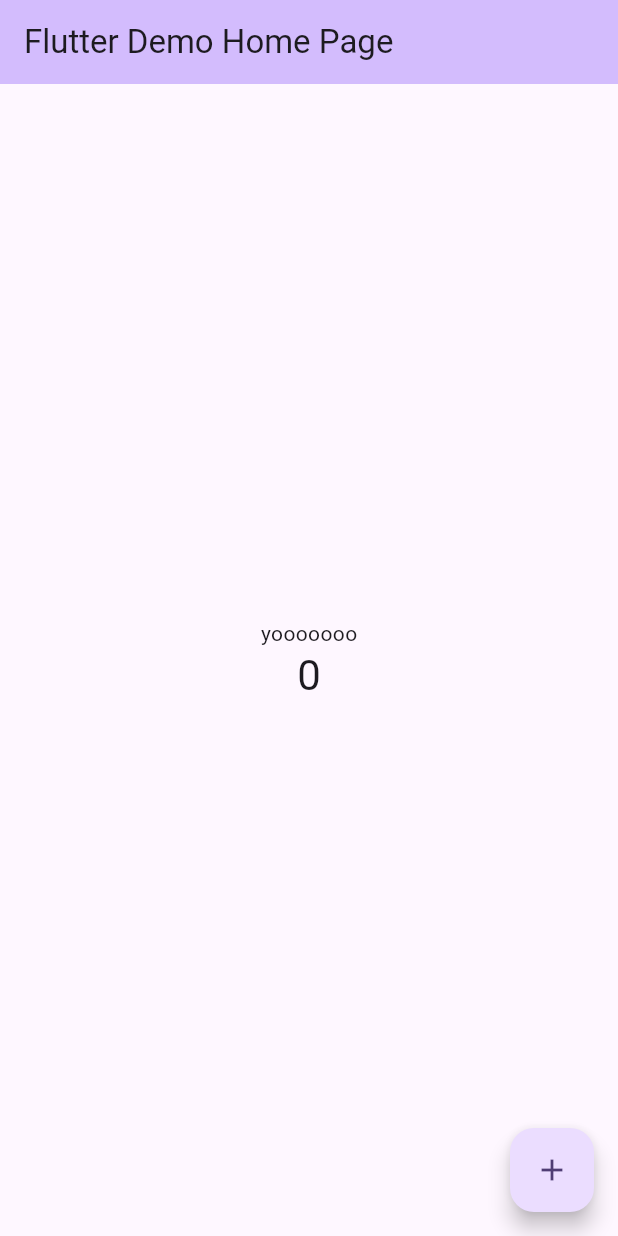
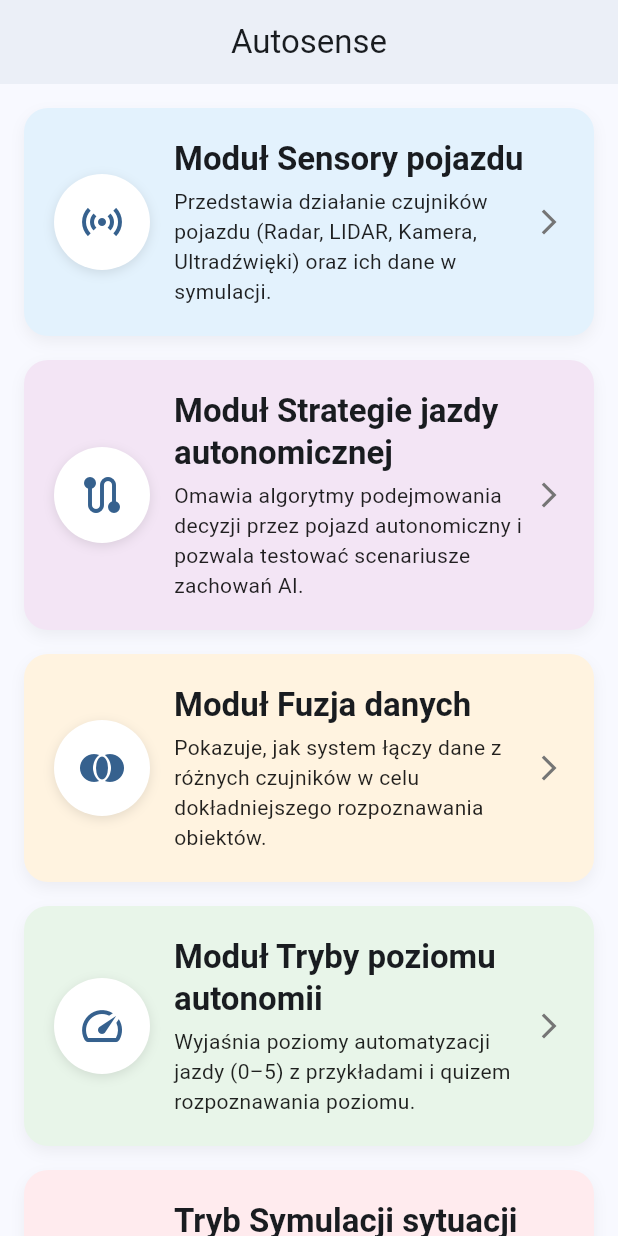
Before and after one commit to sqrasdf/inzynierka, a Flutter app: the screen it shows after launch, on a phone screen of 412 x 824 dp. Run offline on Flutter 3.47's test engine with Material 3 defaults, Android fonts, the phone set to English and light mode, and no system bars.

Commit message:
add home page view

```diff
--- a/lib/main.dart
+++ b/lib/main.dart
@@ -7,116 +7,171 @@ void main() {
 class MyApp extends StatelessWidget {
   const MyApp({super.key});
 
-  // This widget is the root of your application.
   @override
   Widget build(BuildContext context) {
     return MaterialApp(
-      title: 'Flutter Demo',
+      title: 'Aplikacja edukacyjna',
       theme: ThemeData(
-        // This is the theme of your application.
-        //
-        // TRY THIS: Try running your application with "flutter run". You'll see
-        // the application has a purple toolbar. Then, without quitting the app,
-        // try changing the seedColor in the colorScheme below to Colors.green
-        // and then invoke "hot reload" (save your changes or press the "hot
-        // reload" button in a Flutter-supported IDE, or press "r" if you used
-        // the command line to start the app).
-        //
-        // Notice that the counter didn't reset back to zero; the application
-        // state is not lost during the reload. To reset the state, use hot
-        // restart instead.
-        //
-        // This works for code too, not just values: Most code changes can be
-        // tested with just a hot reload.
-        colorScheme: ColorScheme.fromSeed(seedColor: Colors.deepPurple),
+        colorScheme: ColorScheme.fromSeed(seedColor: Colors.blue),
+        useMaterial3: true
       ),
-      home: const MyHomePage(title: 'Flutter Demo Home Page'),
+      home: const HomePage(),
+      debugShowCheckedModeBanner: false,
     );
   }
 }
 
-class MyHomePage extends StatefulWidget {
-  const MyHomePage({super.key, required this.title});
+class HomePage extends StatelessWidget {
+  const HomePage({super.key});
 
-  // This widget is the home page of your application. It is stateful, meaning
-  // that it has a State object (defined below) that contains fields that affect
-  // how it looks.
-
-  // This class is the configuration for the state. It holds the values (in this
-  // case the title) provided by the parent (in this case the App widget) and
-  // used by the build method of the State. Fields in a Widget subclass are
-  // always marked "final".
-
-  final String title;
+  // Lista 5 przykładowych modułów – treść uzupełnisz samodzielnie
+  final List<ModuleData> modules = const [
+    ModuleData(
+      title: 'Moduł Sensory pojazdu',
+      shortDescription:
+      'Przedstawia działanie czujników pojazdu (Radar, LIDAR, Kamera, Ultradźwięki) oraz ich dane w symulacji.',
+      icon: Icons.sensors,
+      backgroundColor: Color(0xFFE3F2FD),
+    ),
+    ModuleData(
+      title: 'Moduł Strategie jazdy autonomicznej',
+      shortDescription:
+      'Omawia algorytmy podejmowania decyzji przez pojazd autonomiczny i pozwala testować scenariusze zachowań AI.',
+      icon: Icons.route,
+      backgroundColor: Color(0xFFF3E5F5),
+    ),
+    ModuleData(
+      title: 'Moduł Fuzja danych',
+      shortDescription:
+      'Pokazuje, jak system łączy dane z różnych czujników w celu dokładniejszego rozpoznawania obiektów.',
+      icon: Icons.join_full,
+      backgroundColor: Color(0xFFFFF3E0),
+    ),
+    ModuleData(
+      title: 'Moduł Tryby poziomu autonomii',
+      shortDescription:
+      'Wyjaśnia poziomy automatyzacji jazdy (0–5) z przykładami i quizem rozpoznawania poziomu.',
+      icon: Icons.speed,
+      backgroundColor: Color(0xFFE8F5E9),
+    ),
+    ModuleData(
+      title: 'Tryb Symulacji sytuacji drogowych',
+      shortDescription:
+      'Umożliwia analizę i podejmowanie decyzji w realistycznych scenariuszach ruchu drogowego z udziałem AI.',
+      icon: Icons.traffic,
+      backgroundColor: Color(0xFFFFEBEE),
+    ),
+  ];
 
   @override
-  State<MyHomePage> createState() => _MyHomePageState();
+  Widget build(BuildContext context) {
+    return Scaffold(
+      appBar: AppBar(
+        title: const Text('Autosense'),
+        centerTitle: true,
+        elevation: 2,
+      ),
+      body: ListView.builder(
+        padding: const EdgeInsets.all(16),
+        itemCount: modules.length,
+        itemBuilder: (context, index) {
+          final module = modules[index];
+          return ModuleBlock(module: module);
+        },
+      ),
+    );
+  }
 }
 
-class _MyHomePageState extends State<MyHomePage> {
-  int _counter = 0;
+class ModuleData {
+  final String title;
+  final String shortDescription;
+  final IconData icon;
+  final Color backgroundColor;
 
-  void _incrementCounter() {
-    setState(() {
-      // This call to setState tells the Flutter framework that something has
-      // changed in this State, which causes it to rerun the build method below
-      // so that the display can reflect the updated values. If we changed
-      // _counter without calling setState(), then the build method would not be
-      // called again, and so nothing would appear to happen.
-      _counter++;
+  const ModuleData({
+    required this.title,
+    required this.shortDescription,
+    required this.icon,
+    required this.backgroundColor,
   });
 }
 
+class ModuleBlock extends StatelessWidget {
+  final ModuleData module;
+
+  const ModuleBlock({super.key, required this.module});
+
   @override
   Widget build(BuildContext context) {
-    // This method is rerun every time setState is called, for instance as done
-    // by the _incrementCounter method above.
-    //
-    // The Flutter framework has been optimized to make rerunning build methods
-    // fast, so that you can just rebuild anything that needs updating rather
-    // than having to individually change instances of widgets.
-    return Scaffold(
-      appBar: AppBar(
-        // TRY THIS: Try changing the color here to a specific color (to
-        // Colors.amber, perhaps?) and trigger a hot reload to see the AppBar
-        // change color while the other colors stay the same.
-        backgroundColor: Theme.of(context).colorScheme.inversePrimary,
-        // Here we take the value from the MyHomePage object that was created by
-        // the App.build method, and use it to set our appbar title.
-        title: Text(widget.title),
+    return Container(
+      width: double.infinity,
+      margin: const EdgeInsets.only(bottom: 16),
+      padding: const EdgeInsets.all(20),
+      decoration: BoxDecoration(
+        color: module.backgroundColor,
+        borderRadius: BorderRadius.circular(16),
+        boxShadow: [
+          BoxShadow(
+            color: Colors.black.withOpacity(0.05),
+            blurRadius: 8,
+            offset: const Offset(0, 4),
           ),
-      body: Center(
-        // Center is a layout widget. It takes a single child and positions it
-        // in the middle of the parent.
+        ],
+      ),
+      child: Row(
+        children: [
+          // Ikona w kółku
+          Container(
+            width: 64,
+            height: 64,
+            decoration: BoxDecoration(
+              color: Colors.white,
+              shape: BoxShape.circle,
+              boxShadow: [
+                BoxShadow(
+                  color: Colors.black.withOpacity(0.1),
+                  blurRadius: 6,
+                  offset: const Offset(0, 2),
+                ),
+              ],
+            ),
+            child: Icon(
+              module.icon,
+              size: 32,
+              color: Theme.of(context).primaryColor,
+            ),
+          ),
+          const SizedBox(width: 16),
+          // Tekst
+          Expanded(
             child: Column(
-          // Column is also a layout widget. It takes a list of children and
-          // arranges them vertically. By default, it sizes itself to fit its
-          // children horizontally, and tries to be as tall as its parent.
-          //
-          // Column has various properties to control how it sizes itself and
-          // how it positions its children. Here we use mainAxisAlignment to
-          // center the children vertically; the main axis here is the vertical
-          // axis because Columns are vertical (the cross axis would be
-          // horizontal).
-          //
-          // TRY THIS: Invoke "debug painting" (choose the "Toggle Debug Paint"
-          // action in the IDE, or press "p" in the console), to see the
-          // wireframe for each widget.
-          mainAxisAlignment: MainAxisAlignment.center,
-          children: <Widget>[
-            const Text('yooooooo'),
+              crossAxisAlignment: CrossAxisAlignment.start,
+              children: [
                 Text(
-              '$_counter',
-              style: Theme.of(context).textTheme.headlineMedium,
+                  module.title,
+                  style: Theme.of(context).textTheme.titleLarge?.copyWith(
+                    fontWeight: FontWeight.bold,
+                  ),
+                ),
+                const SizedBox(height: 4),
+                Text(
+                  module.shortDescription,
+                  style: Theme.of(context).textTheme.bodyMedium?.copyWith(
+                    color: Colors.black87,
+                  ),
                 ),
               ],
             ),
           ),
-      floatingActionButton: FloatingActionButton(
-        onPressed: _incrementCounter,
-        tooltip: 'Increment',
-        child: const Icon(Icons.add),
-      ), // This trailing comma makes auto-formatting nicer for build methods.
+          // Strzałka wskazująca przejście
+          Icon(
+            Icons.arrow_forward_ios,
+            color: Colors.grey[600],
+            size: 20,
+          ),
+        ],
+      ),
     );
   }
 }
```
Lines whose indentation alone changed are shown as unchanged.
